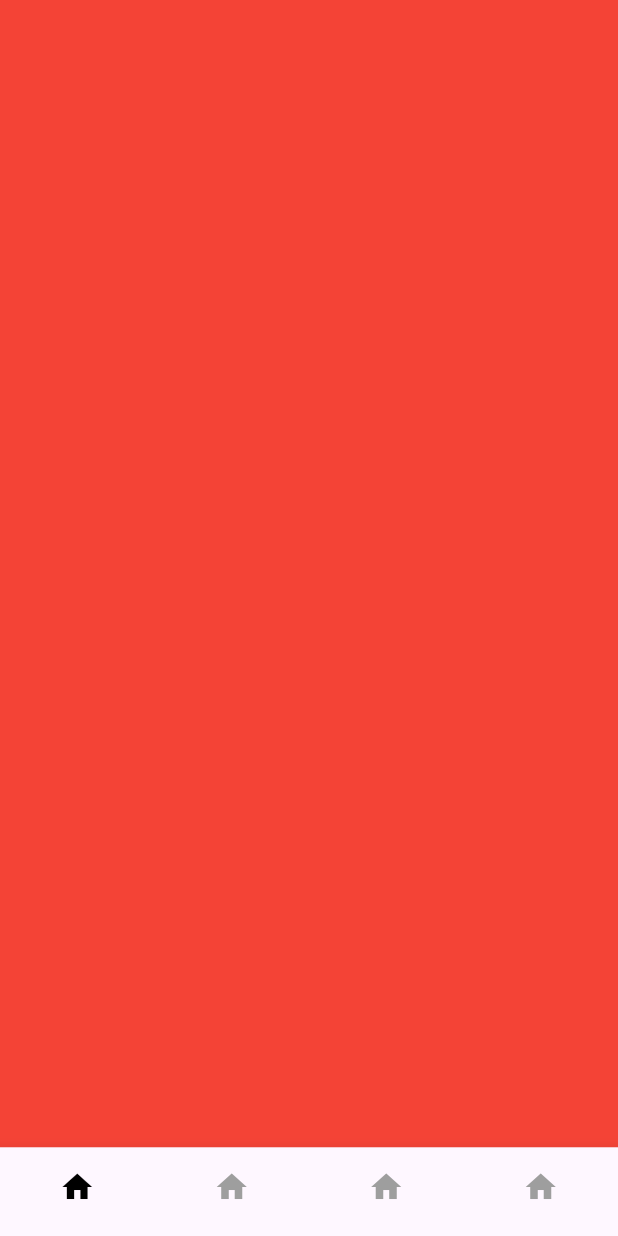
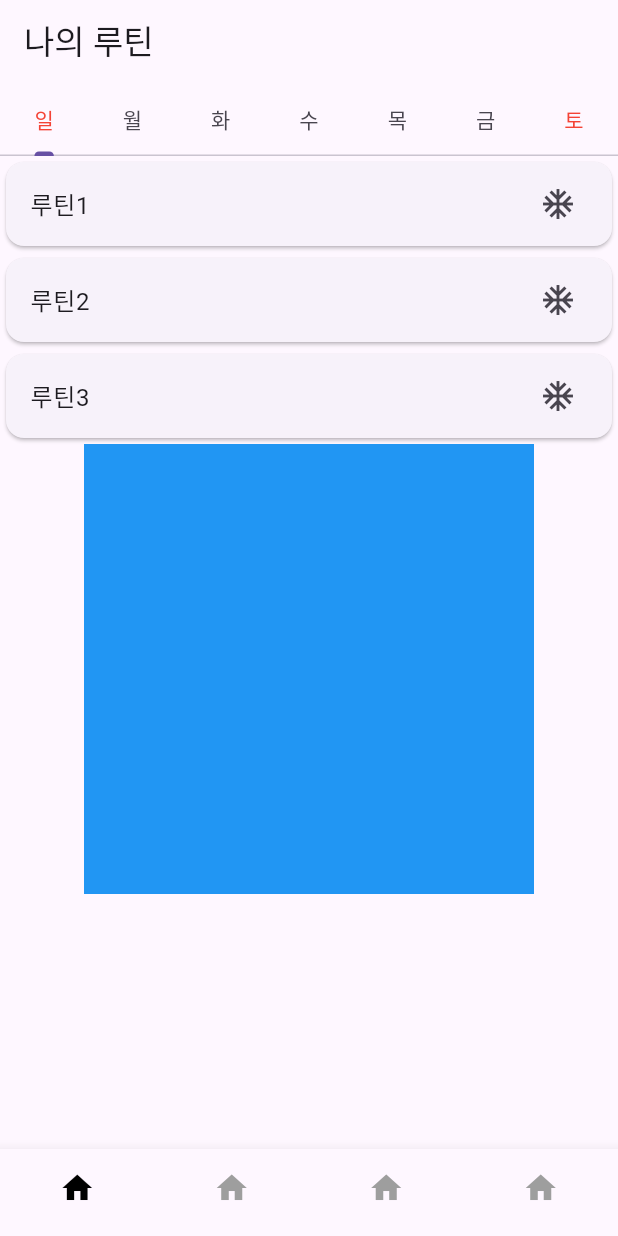
Before and after one commit to formart12/hatin-project, a Flutter app: the screen it shows after launch, on a phone screen of 412 x 824 dp. Run offline on Flutter 3.47's test engine with Material 3 defaults, Android fonts, the phone set to English and light mode, and no system bars.

Commit message:
기본 UI 생성

```diff
--- a/lib/main.dart
+++ b/lib/main.dart
@@ -1,6 +1,6 @@
 import 'package:flutter/material.dart';
-import 'package:hatin/src/ui/app/app.dart';
-import 'package:hatin/src/ui/app/app_view_model.dart';
+import 'package:hatin/src/app/app.dart';
+import 'package:hatin/src/viewmodel/app_view_model.dart';
 import 'package:provider/provider.dart';
 
 void main() {
@@ -15,6 +15,7 @@ class MyApp extends StatelessWidget {
     return ChangeNotifierProvider(
       create: (context) => AppViewModel(),
       child: const MaterialApp(
+        debugShowCheckedModeBanner: false,
         home: App(),
       ),
     );
--- a/lib/src/ui/app/app.dart
+++ b/lib/src/app/app.dart
@@ -1,5 +1,6 @@
 import 'package:flutter/material.dart';
-import 'package:hatin/src/ui/app/app_view_model.dart';
+import 'package:hatin/src/viewmodel/app_view_model.dart';
+import 'package:hatin/src/view/home_view.dart';
 import 'package:provider/provider.dart';
 
 class App extends StatelessWidget {
@@ -17,9 +18,7 @@ class App extends StatelessWidget {
         builder: (context, provider, child) => IndexedStack(
           index: provider.pageIndex,
           children: [
-            Container(
-              color: Colors.red,
-            ),
+            const HomeView(),
             Container(
               color: Colors.yellow,
             ),
@@ -44,10 +43,10 @@ class App extends StatelessWidget {
             showUnselectedLabels: false,
             type: BottomNavigationBarType.fixed,
             items: const [
-              BottomNavigationBarItem(icon: Icon(Icons.home), label: ""),
-              BottomNavigationBarItem(icon: Icon(Icons.home), label: ""),
-              BottomNavigationBarItem(icon: Icon(Icons.home), label: ""),
-              BottomNavigationBarItem(icon: Icon(Icons.home), label: ""),
+              BottomNavigationBarItem(icon: Icon(Icons.home), label: "Home"),
+              BottomNavigationBarItem(icon: Icon(Icons.home), label: "Rotin"),
+              BottomNavigationBarItem(icon: Icon(Icons.home), label: "Feed"),
+              BottomNavigationBarItem(icon: Icon(Icons.home), label: "MyPage"),
             ]);
       });
 }
--- /dev/null
+++ b/lib/src/view/home_view.dart
@@ -0,0 +1,102 @@
+import 'package:flutter/material.dart';
+
+class HomeView extends StatefulWidget {
+  const HomeView({super.key});
+
+  @override
+  State<HomeView> createState() => _TabBarScreenState();
+}
+
+class _TabBarScreenState extends State<HomeView>
+    with SingleTickerProviderStateMixin {
+  late TabController tabController = TabController(
+    length: 7,
+    vsync: this,
+    initialIndex: 0,
+  );
+
+  @override
+  void dispose() {
+    tabController.dispose();
+    super.dispose();
+  }
+
+  @override
+  Widget build(BuildContext context) {
+    return Scaffold(
+      appBar: AppBar(
+        title: const Text("나의 루틴"),
+      ),
+      body: SingleChildScrollView(
+        child: Column(
+          children: [
+            _tabBar(),
+            _myroutin(),
+            SafeArea(
+              child: _logo(),
+            ),
+          ],
+        ),
+      ),
+    );
+  }
+
+  Widget _tabBar() {
+    return TabBar(
+      controller: tabController,
+      tabs: const [
+        Tab(
+          child: Text(
+            "일",
+            style: TextStyle(color: Colors.red),
+          ),
+        ),
+        Tab(text: "월"),
+        Tab(text: "화"),
+        Tab(text: "수"),
+        Tab(text: "목"),
+        Tab(text: "금"),
+        Tab(
+            child: Text(
+          "토",
+          style: TextStyle(color: Colors.red),
+        )),
+      ],
+    );
+  }
+
+  Widget _myroutin() {
+    return const Column(
+      children: [
+        Card(
+          child: ListTile(
+            title: Text(
+              "루틴1",
+            ),
+            trailing: Icon(Icons.ac_unit),
+          ),
+        ),
+        Card(
+          child: ListTile(
+            title: Text("루틴2"),
+            trailing: Icon(Icons.ac_unit),
+          ),
+        ),
+        Card(
+          child: ListTile(
+            title: Text("루틴3"),
+            trailing: Icon(Icons.ac_unit),
+          ),
+        ),
+      ],
+    );
+  }
+
+  Widget _logo() {
+    return Container(
+      width: 300,
+      height: 300,
+      color: Colors.blue,
+    );
+  }
+}
```
Also changed, not shown: lib/src/viewmodel/app_view_model.dart (renamed from lib/src/ui/app/app_view_model.dart).
